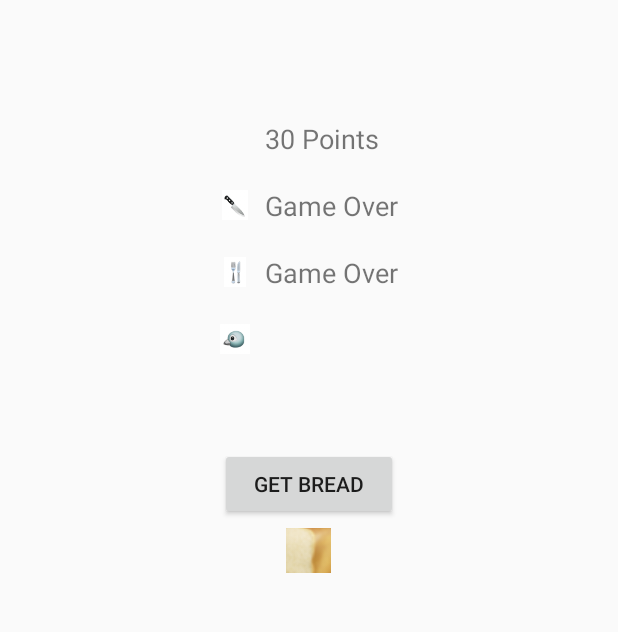
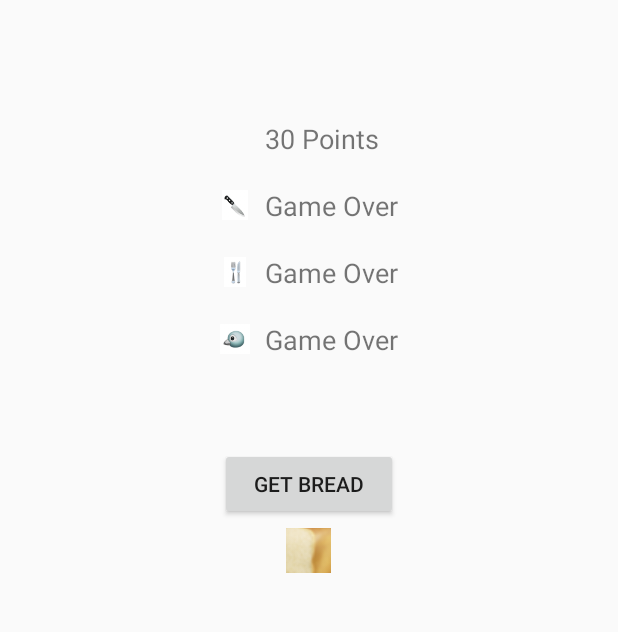
Before and after one commit to thehanriver/Lets-Get-This-Bread, an Android app: the screen it shows after launch (StartScreen), on a phone screen of 412 x 824 dp, the part 364-996 px from its top. Run offline under Robolectric (Android 15) with nearby library versions, the phone set to English and light mode, and no system bars.

Commit message:
Revert "Merge branch 'test'"
This reverts commit 555030f8f2b1542f299a95a63be140a739351539, reversing
changes made to 9af9e300cee60423397e728c72dac2ba6a07bf13.

```diff
--- a/app/src/main/res/layout/activity_start_screen.xml
+++ b/app/src/main/res/layout/activity_start_screen.xml
@@ -81,6 +81,7 @@
             <TextView
                 android:layout_width="wrap_content"
                 android:layout_height="wrap_content"
+                android:text = "Game Over"
                 android:textSize="18sp"
                 android:paddingLeft="10dp"
                 />
```
